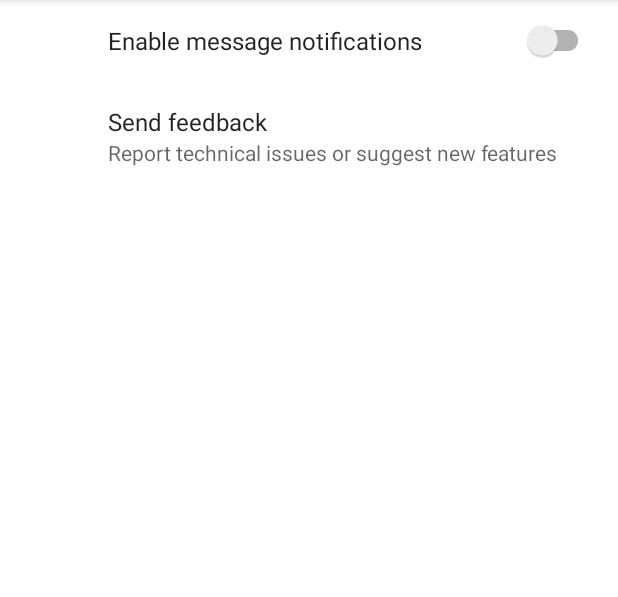
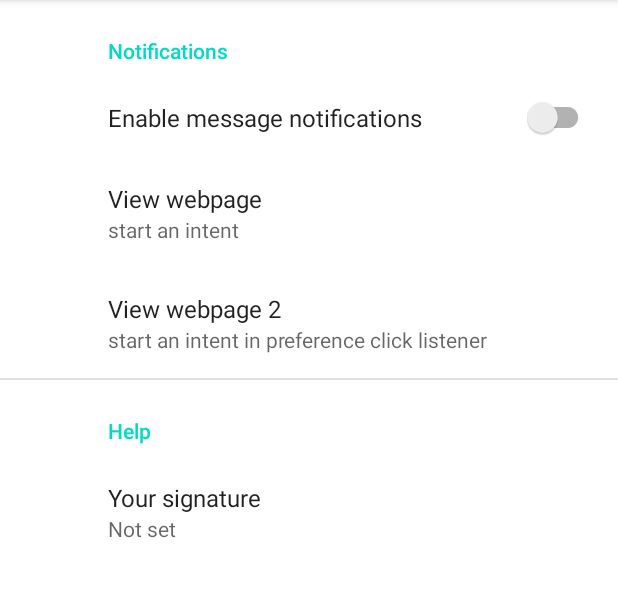
Before and after one commit to naidong-zhang/co-op-demo-3, an Android app: the screen it shows after launch (MainActivity), on a phone screen of 412 x 824 dp, the part 84-681 px from its top. Run offline under Robolectric (Android 15) with nearby library versions, the phone set to English and light mode, and no system bars; our stand-ins replace androidx.preference.

Commit message:
Add preferences using Intent.

```diff
--- a/app/src/main/java/com/rrc/coopdemo3/MySettingsFragment.java
+++ b/app/src/main/java/com/rrc/coopdemo3/MySettingsFragment.java
@@ -1,13 +1,39 @@
 package com.rrc.coopdemo3;
 
+import android.content.Intent;
+import android.net.Uri;
 import android.os.Bundle;
 
 import androidx.annotation.Nullable;
+import androidx.preference.EditTextPreference;
+import androidx.preference.Preference;
 import androidx.preference.PreferenceFragmentCompat;
 
 public class MySettingsFragment extends PreferenceFragmentCompat {
     @Override
     public void onCreatePreferences(@Nullable Bundle savedInstanceState, @Nullable String rootKey) {
         setPreferencesFromResource(R.xml.preferences, rootKey);
+
+        if (true) {
+            EditTextPreference signaturePreference = findPreference("signature");
+            if (signaturePreference != null) {
+                signaturePreference.setVisible(true);
+            }
+        }
+
+        Preference webpage2Preference = findPreference("webpage2");
+        if (webpage2Preference != null) {
+            webpage2Preference.setOnPreferenceClickListener(new Preference.OnPreferenceClickListener() {
+                @Override
+                public boolean onPreferenceClick(Preference preference) {
+                    Intent intent = new Intent(Intent.ACTION_VIEW);
+                    intent.setData(Uri.parse("https://www.google.com/search?q=winnipeg"));
+                    webpage2Preference.setIntent(intent);
+
+                    return false;
+                }
+            });
+        }
+
     }
 }
--- a/app/src/main/res/xml/preferences.xml
+++ b/app/src/main/res/xml/preferences.xml
@@ -3,12 +3,41 @@
     xmlns:android="http://schemas.android.com/apk/res/android"
     xmlns:app="http://schemas.android.com/apk/res-auto">
 
-    <SwitchPreferenceCompat
-        app:key="notifications"
-        app:title="Enable message notifications" />
+    <PreferenceCategory
+        app:key="notifications_category"
+        app:title="Notifications">
 
-    <Preference
-        app:key="feedback"
-        app:title="Send feedback"
-        app:summary="Report technical issues or suggest new features" />
+        <SwitchPreferenceCompat
+            app:key="notifications"
+            app:title="Enable message notifications"/>
+
+        <Preference
+            app:key="webpage"
+            app:title="View webpage"
+            app:summary="start an intent" >
+            <intent
+                android:action="android.intent.action.VIEW"
+                android:data="http://www.google.com" />
+        </Preference>
+
+        <Preference
+            app:key="webpage2"
+            app:title="View webpage 2"
+            app:summary="start an intent in preference click listener" />
+
+
+    </PreferenceCategory>
+
+    <PreferenceCategory
+        app:key="help_category"
+        app:title="Help">
+
+        <EditTextPreference
+            app:key="signature"
+            app:title="Your signature"
+            app:useSimpleSummaryProvider="true"
+            app:isPreferenceVisible="false" />
+
+    </PreferenceCategory>
+
 </PreferenceScreen>
```
